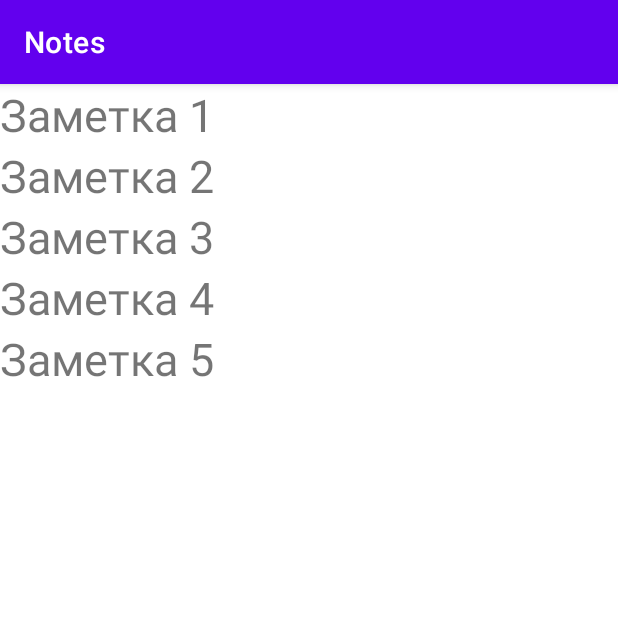
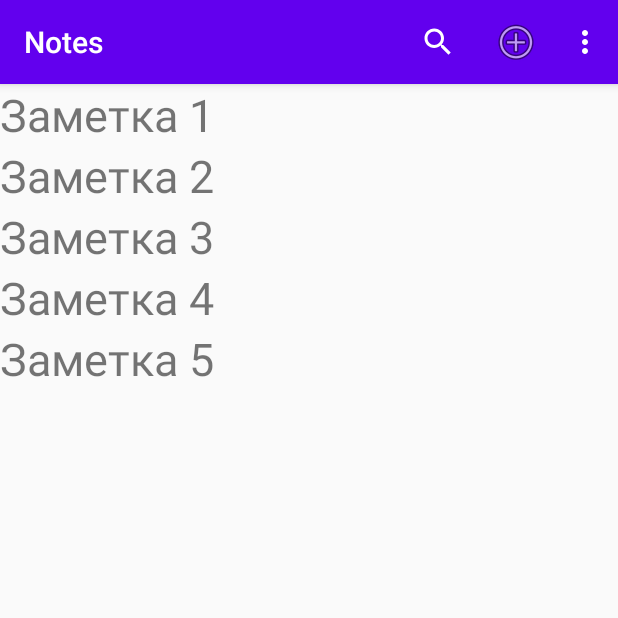
Before and after one commit to KGregoriy/Project_Notes, an Android app: the screen it shows after launch (MainActivity), on a phone screen of 412 x 824 dp, the top half of it. Run offline under Robolectric (Android 15) with nearby library versions, the phone set to English and light mode, and no system bars.

```diff
--- a/app/build.gradle
+++ b/app/build.gradle
@@ -34,6 +34,8 @@ dependencies {
     implementation 'com.google.android.material:material:1.3.0'
     implementation 'androidx.constraintlayout:constraintlayout:2.0.4'
     implementation 'androidx.legacy:legacy-support-v4:1.0.0'
+    implementation 'androidx.coordinatorlayout:coordinatorlayout:1.1.0'
+    implementation 'com.google.android.material:material:1.2.0'
     testImplementation 'junit:junit:4.+'
     androidTestImplementation 'androidx.test.ext:junit:1.1.2'
     androidTestImplementation 'androidx.test.espresso:espresso-core:3.3.0'
--- a/app/src/main/AndroidManifest.xml
+++ b/app/src/main/AndroidManifest.xml
@@ -8,7 +8,7 @@
         android:label="@string/app_name"
         android:roundIcon="@mipmap/ic_launcher_round"
         android:supportsRtl="true"
-        android:theme="@style/Theme.Notes">
+        android:theme="@style/AppTheme.NoActionBar">
         <activity android:name=".NotesTextActivity"></activity>
         <activity android:name=".MainActivity">
             <intent-filter>
--- a/app/src/main/java/com/example/notes/MainActivity.java
+++ b/app/src/main/java/com/example/notes/MainActivity.java
@@ -1,8 +1,14 @@
 package com.example.notes;
 
 import androidx.appcompat.app.AppCompatActivity;
+import androidx.appcompat.widget.SearchView;
+import androidx.appcompat.widget.Toolbar;
 
 import android.os.Bundle;
+import android.view.Menu;
+import android.view.MenuItem;
+import android.widget.Toast;
+
 
 public class MainActivity extends AppCompatActivity {
 
@@ -10,5 +16,62 @@ public class MainActivity extends AppCompatActivity {
     protected void onCreate(Bundle savedInstanceState) {
         super.onCreate(savedInstanceState);
         setContentView(R.layout.activity_main);
+
+        initView();
     }
+
+    private void initView() {
+        initToolbar();
+    }
+
+    private void initToolbar() {
+        Toolbar toolbar = findViewById(R.id.toolbar);
+        setSupportActionBar(toolbar);
+    }
+
+    @Override
+    public boolean onOptionsItemSelected(MenuItem item) {
+
+        int id = item.getItemId();
+
+        switch(id){
+            case R.id.action_settings:
+                Toast.makeText(MainActivity.this, getString(R.string.main_menu_settings), Toast.LENGTH_SHORT).show();
+                return true;
+            case R.id.action_search:
+                Toast.makeText(MainActivity.this, getString(R.string.main_menu_search), Toast.LENGTH_SHORT).show();
+                return true;
+            case R.id.menu_add:
+                Toast.makeText(MainActivity.this, getString(R.string.main_menu_add), Toast.LENGTH_SHORT).show();
+                return true;
+            case R.id.menu_clear:
+                this.finish();
+                return true;
+        }
+        return super.onOptionsItemSelected(item);
+    }
+
+    @Override
+    public boolean onCreateOptionsMenu(Menu menu) {
+        // Здесь определяем меню приложения (активити)
+        getMenuInflater().inflate(R.menu.main, menu);
+        MenuItem search = menu.findItem(R.id.action_search); // поиск пункта меню поиска
+        SearchView searchText = (SearchView) search.getActionView(); // строка поиска
+        searchText.setOnQueryTextListener(new SearchView.OnQueryTextListener() {
+            // реагирует на конец ввода поиска
+            @Override
+            public boolean onQueryTextSubmit(String query) {
+                Toast.makeText(MainActivity.this, query, Toast.LENGTH_SHORT).show();
+                return true;
+            }
+            // реагирует на нажатие каждой клавиши
+            @Override
+            public boolean onQueryTextChange(String newText) {
+                return true;
+            }
+        });
+
+        return true;
+    }
+
 }
--- a/app/src/main/res/layout/activity_main.xml
+++ b/app/src/main/res/layout/activity_main.xml
@@ -1,12 +1,35 @@
 <?xml version="1.0" encoding="utf-8"?>
-<FrameLayout xmlns:android="http://schemas.android.com/apk/res/android"
+<LinearLayout xmlns:android="http://schemas.android.com/apk/res/android"
+    xmlns:app="http://schemas.android.com/apk/res-auto"
+    xmlns:tools="http://schemas.android.com/tools"
+    android:id="@+id/drawer_layout"
     android:layout_width="match_parent"
-    android:layout_height="match_parent">
+    android:layout_height="match_parent"
+    android:orientation="vertical">
+
+    <com.google.android.material.appbar.AppBarLayout
+        android:layout_width="match_parent"
+        android:layout_height="wrap_content"
+        android:theme="@style/AppTheme.AppBarOverlay"
+        tools:ignore="MissingConstraints">
+
+        <androidx.appcompat.widget.Toolbar
+            android:id="@+id/toolbar"
+            android:layout_width="match_parent"
+            android:layout_height="?attr/actionBarSize"
+            android:background="?attr/colorPrimary"
+            app:popupTheme="@style/AppTheme.PopupOverlay" />
+    </com.google.android.material.appbar.AppBarLayout>
 
     <fragment
         android:id="@+id/notes"
         android:name="com.example.notes.FragmentListNotes"
         android:layout_width="match_parent"
-        android:layout_height="match_parent" />
+        android:layout_height="match_parent"
+        app:layout_constraintBottom_toBottomOf="parent"
+        app:layout_constraintEnd_toEndOf="parent"
+        app:layout_constraintStart_toStartOf="parent"
+        app:layout_constraintTop_toTopOf="parent" />
 
-</FrameLayout>
+
+</LinearLayout>
--- a/app/src/main/res/layout/fragment_list_notes.xml
+++ b/app/src/main/res/layout/fragment_list_notes.xml
@@ -1,5 +1,10 @@
 <?xml version="1.0" encoding="utf-8"?>
 <LinearLayout xmlns:android="http://schemas.android.com/apk/res/android"
-    android:orientation="vertical" android:layout_width="match_parent"
-    android:layout_height="match_parent">
+    xmlns:tools="http://schemas.android.com/tools"
+    android:orientation="vertical"
+    android:layout_width="match_parent"
+    android:layout_height="match_parent"
+    tools:context=".MainActivity"
+    >
+
 </LinearLayout>
--- a/app/src/main/res/layout/fragment_text_note.xml
+++ b/app/src/main/res/layout/fragment_text_note.xml
@@ -3,8 +3,10 @@
     xmlns:tools="http://schemas.android.com/tools"
     android:layout_width="match_parent"
     android:layout_height="match_parent"
+    xmlns:app="http://schemas.android.com/apk/res-auto"
     android:orientation="vertical"
-    tools:context=".FragmentTextNote">
+    app:layout_behavior="@string/appbar_scrolling_view_behavior"
+    >
 
     <TextView
         android:id="@+id/textView"
--- /dev/null
+++ b/app/src/main/res/menu/main.xml
@@ -0,0 +1,29 @@
+<?xml version="1.0" encoding="utf-8"?>
+<menu xmlns:android="http://schemas.android.com/apk/res/android"
+    xmlns:app="http://schemas.android.com/apk/res-auto"
+    xmlns:tools="http://schemas.android.com/tools"
+    tools:context=".MainActivity">
+
+    <item
+        android:id="@+id/action_search"
+        android:icon="@android:drawable/ic_menu_search"
+        android:orderInCategory="100"
+        android:title="@string/main_menu_search"
+        app:actionViewClass="androidx.appcompat.widget.SearchView"
+        app:showAsAction="always" />
+    <item
+        android:id="@+id/action_settings"
+        android:orderInCategory="200"
+        android:title="@string/main_menu_settings"
+        app:showAsAction="never" />
+    <item
+        android:id="@+id/menu_add"
+        android:orderInCategory="300"
+        android:icon="@android:drawable/ic_menu_add"
+        app:showAsAction="always"
+        android:title="@string/main_menu_add" />
+    <item
+        android:title="@string/main_menu_exit"
+        android:orderInCategory="400"
+        android:id="@+id/menu_clear" />
+</menu>
--- a/app/src/main/res/mipmap-anydpi-v26/ic_launcher.xml
+++ b/app/src/main/res/mipmap-anydpi-v26/ic_launcher.xml
@@ -1,5 +1,4 @@
 <?xml version="1.0" encoding="utf-8"?>
 <adaptive-icon xmlns:android="http://schemas.android.com/apk/res/android">
-    <background android:drawable="@drawable/ic_launcher_background" />
-    <foreground android:drawable="@drawable/ic_launcher_foreground" />
+
 </adaptive-icon>
--- a/app/src/main/res/mipmap-anydpi-v26/ic_launcher_round.xml
+++ b/app/src/main/res/mipmap-anydpi-v26/ic_launcher_round.xml
@@ -1,5 +1,4 @@
 <?xml version="1.0" encoding="utf-8"?>
 <adaptive-icon xmlns:android="http://schemas.android.com/apk/res/android">
-    <background android:drawable="@drawable/ic_launcher_background" />
-    <foreground android:drawable="@drawable/ic_launcher_foreground" />
+
 </adaptive-icon>
--- a/app/src/main/res/values/strings.xml
+++ b/app/src/main/res/values/strings.xml
@@ -4,4 +4,11 @@
     <string name="hello_blank_fragment">Hello blank fragment</string>
     <string name="TextOfNotes">Текст заметки</string>
     <string name="NameNote">Заголовок заметки</string>
+    <string name="main_menu_add">Добавить</string>
+    <string name="main_menu_exit">Закрыть</string>
+    <string name="main_menu_search">Поиск</string>
+    <string name="main_menu_settings">Настройки</string>
+    <string name="main_manu_back">Назад</string>
+    <string name="item_name">ИмяСтроки</string>
+
 </resources>
--- /dev/null
+++ b/app/src/main/res/values/styles.xml
@@ -0,0 +1,18 @@
+<?xml version="1.0" encoding="utf-8"?>
+<resources>
+    <style name="AppTheme" parent="Theme.AppCompat.Light.NoActionBar">
+        <!-- Customize your theme here. -->
+        <item name="colorPrimary">@color/design_default_color_primary</item>
+        <item name="colorPrimaryDark">@color/design_default_color_primary_dark</item>
+        <item name="colorAccent">@color/black</item>
+    </style>
+
+    <style name="AppTheme.NoActionBar">
+        <item name="windowActionBar">false</item>
+        <item name="windowNoTitle">true</item>
+    </style>
+
+    <style name="AppTheme.AppBarOverlay" parent="ThemeOverlay.AppCompat.Dark.ActionBar" />
+
+    <style name="AppTheme.PopupOverlay" parent="ThemeOverlay.AppCompat.Light" />
+</resources>
```
Also changed, not shown: app/src/main/java/com/example/notes/NotesTextActivity.java (+27 -0 lines), app/src/main/res/drawable-v24/ic_launcher_foreground.xml (deleted, +0 -30 lines), app/src/main/res/drawable/ic_launcher_background.xml (deleted, +0 -170 lines), app/src/main/res/layout/activity_notes_text.xml (+21 -3 lines), app/src/main/res/menu/menu2.xml (added, +13 -0 lines), 62 other files.
